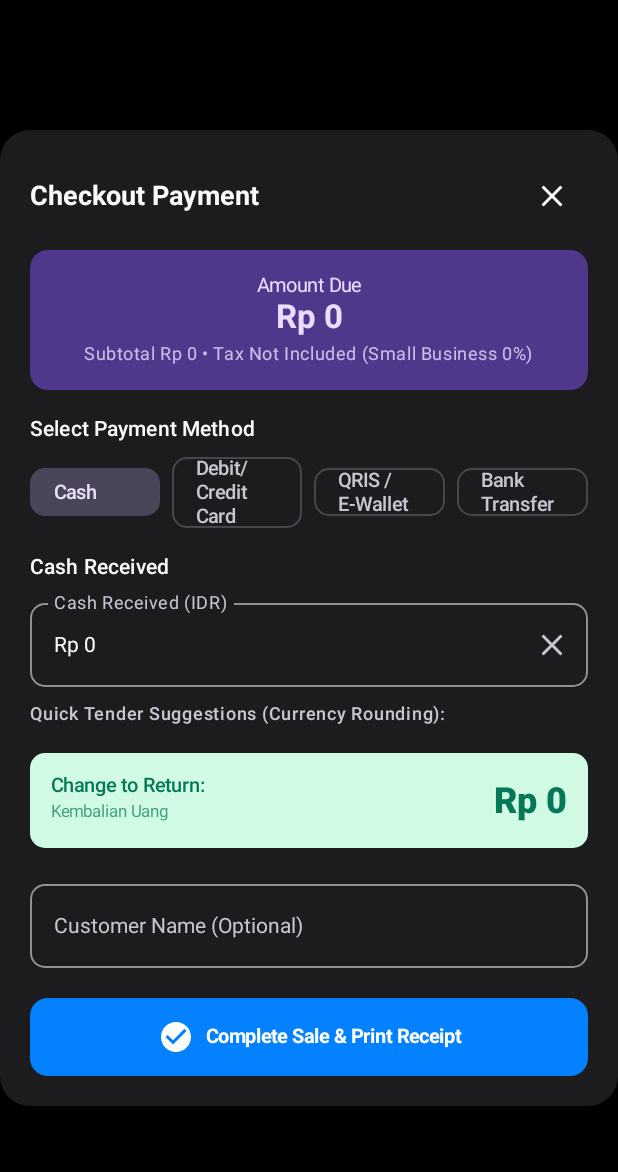
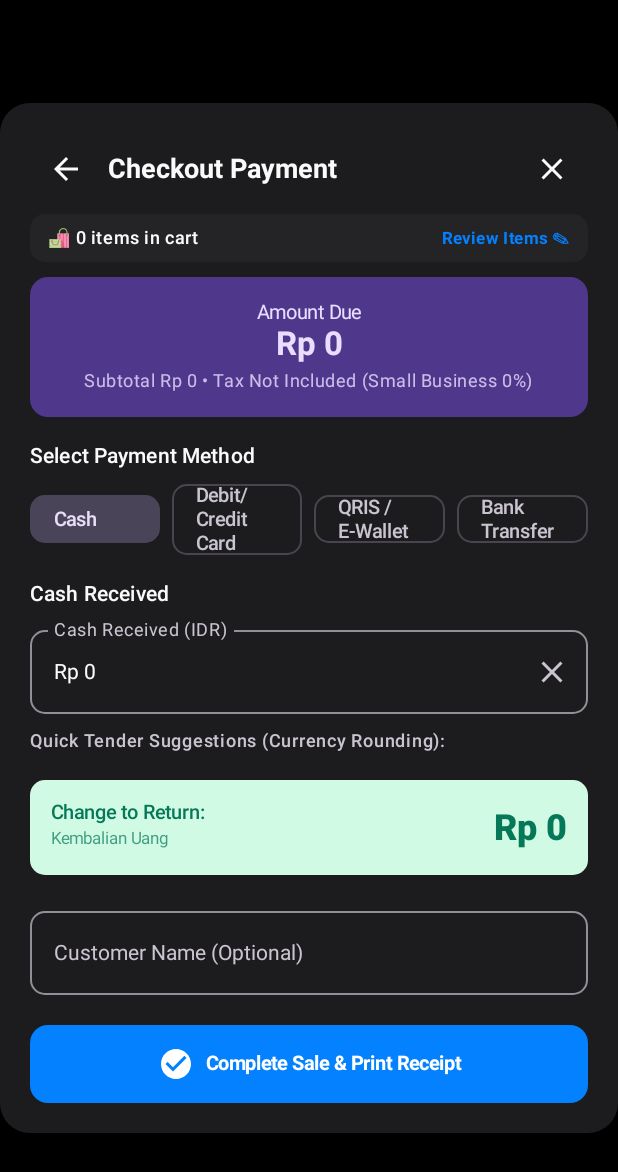
Before and after one commit to ladju/PawPOS-Android, an Android app built with Jetpack Compose: the composable CheckoutDialog shown on its own in the app's theme, on a phone screen of 412 x 824 dp. Shown: the top 1172 px of the screen. Run offline under Robolectric (Android 15) with nearby library versions, the phone set to English and light mode, and no system bars; pictures from the network do not load; 3 statements that could not run were skipped.

Commit message:
UX: Add seamless cart review before payment and fix crumpled buttons

```diff
--- a/app/src/main/java/com/petshop/pos/ui/screens/PosScreen.kt
+++ b/app/src/main/java/com/petshop/pos/ui/screens/PosScreen.kt
@@ -285,6 +285,10 @@ fun PosScreen(
         CheckoutDialog(
             uiState = uiState,
             onDismiss = { viewModel.closeCheckoutDialog() },
+            onBackToCart = {
+                viewModel.closeCheckoutDialog()
+                isCartSheetOpen = true
+            },
             onPaymentMethodChanged = { viewModel.setPaymentMethod(it) },
             onCashTenderedChanged = { viewModel.setCashTendered(it) },
             onCustomerDetailsChanged = { name, phone -> viewModel.setCustomerDetails(name, phone) },
@@ -678,6 +682,7 @@ fun CartModalSheet(
 fun CheckoutDialog(
     uiState: PosUiState,
     onDismiss: () -> Unit,
+    onBackToCart: () -> Unit = onDismiss,
     onPaymentMethodChanged: (PaymentMethod) -> Unit,
     onCashTenderedChanged: (Double) -> Unit,
     onCustomerDetailsChanged: (String, String) -> Unit,
@@ -707,17 +712,52 @@ fun CheckoutDialog(
                     horizontalArrangement = Arrangement.SpaceBetween,
                     verticalAlignment = Alignment.CenterVertically
                 ) {
-                    Text(
-                        text = "Checkout Payment",
-                        style = MaterialTheme.typography.titleLarge,
-                        fontWeight = FontWeight.Bold
-                    )
+                    Row(verticalAlignment = Alignment.CenterVertically) {
+                        IconButton(onClick = onBackToCart) {
+                            Icon(Icons.Default.ArrowBack, contentDescription = "Back to Review Cart")
+                        }
+                        Spacer(modifier = Modifier.width(4.dp))
+                        Text(
+                            text = "Checkout Payment",
+                            style = MaterialTheme.typography.titleLarge,
+                            fontWeight = FontWeight.Bold
+                        )
+                    }
                     IconButton(onClick = onDismiss) {
                         Icon(Icons.Default.Close, contentDescription = "Close")
                     }
                 }
 
-                Spacer(modifier = Modifier.height(12.dp))
+                Spacer(modifier = Modifier.height(6.dp))
+
+                // Tappable Order items summary strip to return to cart details
+                Surface(
+                    color = MaterialTheme.colorScheme.surfaceVariant.copy(alpha = 0.5f),
+                    shape = RoundedCornerShape(10.dp),
+                    modifier = Modifier
+                        .fillMaxWidth()
+                        .clickable { onBackToCart() }
+                ) {
+                    Row(
+                        modifier = Modifier.padding(horizontal = 12.dp, vertical = 8.dp),
+                        horizontalArrangement = Arrangement.SpaceBetween,
+                        verticalAlignment = Alignment.CenterVertically
+                    ) {
+                        Text(
+                            text = "🛍️ ${uiState.totalItemsCount} items in cart",
+                            style = MaterialTheme.typography.bodySmall,
+                            fontWeight = FontWeight.Medium
+                        )
+                        Text(
+                            text = "Review Items ✎",
+                            style = MaterialTheme.typography.labelSmall,
+                            fontWeight = FontWeight.Bold,
+                            color = MaterialTheme.colorScheme.primary
+                        )
+                    }
+                }
+
+                Spacer(modifier = Modifier.height(10.dp))
 
                 // Total display
                 Surface(
```
